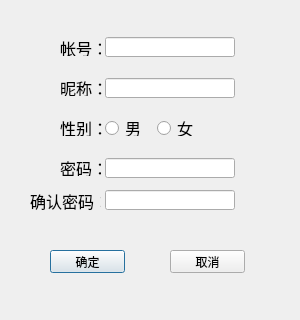
This is login.ui in jjzhang166/NoCoChat as Qt 5 draws it before an edit. The edited form follows.
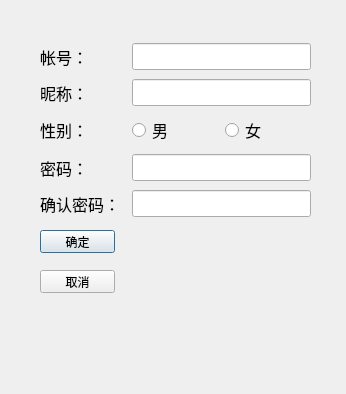
This is the edited form. Icons and pictures are not drawn.

Patch:
```diff
--- a/login.ui
+++ b/login.ui
@@ -6,156 +6,37 @@
    <rect>
     <x>0</x>
     <y>0</y>
-    <width>300</width>
-    <height>320</height>
+    <width>346</width>
+    <height>394</height>
    </rect>
   </property>
+  <property name="minimumSize">
+   <size>
+    <width>346</width>
+    <height>394</height>
+   </size>
+  </property>
+  <property name="maximumSize">
+   <size>
+    <width>346</width>
+    <height>394</height>
+   </size>
+  </property>
   <property name="windowTitle">
    <string>Dialog</string>
   </property>
-  <widget class="QLabel" name="label">
-   <property name="geometry">
-    <rect>
-     <x>60</x>
-     <y>80</y>
-     <width>51</width>
-     <height>16</height>
-    </rect>
-   </property>
-   <property name="styleSheet">
-    <string notr="true">font: 12pt</string>
-   </property>
-   <property name="text">
-    <string>昵称：</string>
-   </property>
-  </widget>
-  <widget class="QLabel" name="label_2">
-   <property name="geometry">
-    <rect>
-     <x>60</x>
-     <y>120</y>
-     <width>51</width>
-     <height>16</height>
-    </rect>
-   </property>
-   <property name="styleSheet">
-    <string notr="true">font: 12pt</string>
-   </property>
-   <property name="text">
-    <string>性别：</string>
-   </property>
-  </widget>
-  <widget class="QLabel" name="label_3">
-   <property name="geometry">
-    <rect>
-     <x>60</x>
-     <y>160</y>
-     <width>41</width>
-     <height>16</height>
-    </rect>
-   </property>
-   <property name="styleSheet">
-    <string notr="true">font: 12pt</string>
-   </property>
-   <property name="text">
-    <string>密码：</string>
-   </property>
-  </widget>
-  <widget class="QLabel" name="label_4">
-   <property name="geometry">
-    <rect>
-     <x>30</x>
-     <y>190</y>
-     <width>71</width>
-     <height>21</height>
-    </rect>
-   </property>
-   <property name="styleSheet">
-    <string notr="true">font: 12pt</string>
-   </property>
-   <property name="text">
-    <string>确认密码：</string>
-   </property>
-  </widget>
-  <widget class="QLineEdit" name="name">
-   <property name="geometry">
-    <rect>
-     <x>105</x>
-     <y>78</y>
-     <width>130</width>
-     <height>20</height>
-    </rect>
-   </property>
-   <property name="styleSheet">
-    <string notr="true">font: 12pt</string>
-   </property>
-   <property name="text">
-    <string/>
-   </property>
-  </widget>
-  <widget class="QLineEdit" name="pwd">
-   <property name="geometry">
-    <rect>
-     <x>105</x>
-     <y>158</y>
-     <width>130</width>
-     <height>20</height>
-    </rect>
-   </property>
-   <property name="styleSheet">
-    <string notr="true">font: 12pt</string>
-   </property>
-  </widget>
-  <widget class="QLineEdit" name="pwd_1">
-   <property name="geometry">
-    <rect>
-     <x>105</x>
-     <y>190</y>
-     <width>130</width>
-     <height>20</height>
-    </rect>
-   </property>
-   <property name="styleSheet">
-    <string notr="true">font: 12pt</string>
-   </property>
-  </widget>
-  <widget class="QRadioButton" name="male">
-   <property name="geometry">
-    <rect>
-     <x>105</x>
-     <y>120</y>
-     <width>89</width>
-     <height>16</height>
-    </rect>
-   </property>
-   <property name="styleSheet">
-    <string notr="true">font: 12pt</string>
-   </property>
-   <property name="text">
-    <string>男</string>
-   </property>
-  </widget>
-  <widget class="QRadioButton" name="female">
-   <property name="geometry">
-    <rect>
-     <x>157</x>
-     <y>120</y>
-     <width>89</width>
-     <height>16</height>
-    </rect>
-   </property>
-   <property name="styleSheet">
-    <string notr="true">font: 12pt</string>
-   </property>
-   <property name="text">
-    <string>女</string>
-   </property>
-  </widget>
+  <property name="windowIcon">
+   <iconset resource="images.qrc">
+    <normaloff>:/img/Novo_Dangos_001.ico</normaloff>:/img/Novo_Dangos_001.ico</iconset>
+  </property>
+  <property name="styleSheet">
+   <string notr="true">background-image: url(:/img/login.jpg);</string>
+  </property>
   <widget class="QPushButton" name="ok">
    <property name="geometry">
     <rect>
-     <x>50</x>
-     <y>250</y>
+     <x>40</x>
+     <y>230</y>
      <width>75</width>
      <height>23</height>
     </rect>
@@ -167,8 +48,8 @@
   <widget class="QPushButton" name="cancel">
    <property name="geometry">
     <rect>
-     <x>170</x>
-     <y>250</y>
+     <x>40</x>
+     <y>270</y>
      <width>75</width>
      <height>23</height>
     </rect>
@@ -177,34 +58,118 @@
     <string>取消</string>
    </property>
   </widget>
-  <widget class="QLineEdit" name="user_id">
+  <widget class="QWidget" name="">
    <property name="geometry">
     <rect>
-     <x>105</x>
-     <y>37</y>
-     <width>130</width>
-     <height>20</height>
-    </rect>
-   </property>
-   <property name="styleSheet">
-    <string notr="true">font: 12pt</string>
-   </property>
-  </widget>
-  <widget class="QLabel" name="label_5">
-   <property name="geometry">
-    <rect>
-     <x>60</x>
+     <x>40</x>
      <y>40</y>
-     <width>41</width>
-     <height>16</height>
+     <width>271</width>
+     <height>181</height>
     </rect>
    </property>
-   <property name="styleSheet">
-    <string notr="true">font: 12pt</string>
-   </property>
-   <property name="text">
-    <string>帐号：</string>
-   </property>
+   <layout class="QGridLayout" name="gridLayout">
+    <item row="0" column="0">
+     <widget class="QLabel" name="label_5">
+      <property name="styleSheet">
+       <string notr="true">font: 12pt</string>
+      </property>
+      <property name="text">
+       <string>帐号：</string>
+      </property>
+     </widget>
+    </item>
+    <item row="0" column="1" colspan="2">
+     <widget class="QLineEdit" name="user_id">
+      <property name="styleSheet">
+       <string notr="true">font: 12pt</string>
+      </property>
+     </widget>
+    </item>
+    <item row="1" column="0">
+     <widget class="QLabel" name="label">
+      <property name="styleSheet">
+       <string notr="true">font: 12pt</string>
+      </property>
+      <property name="text">
+       <string>昵称：</string>
+      </property>
+     </widget>
+    </item>
+    <item row="1" column="1" colspan="2">
+     <widget class="QLineEdit" name="name">
+      <property name="styleSheet">
+       <string notr="true">font: 12pt</string>
+      </property>
+      <property name="text">
+       <string/>
+      </property>
+     </widget>
+    </item>
+    <item row="2" column="0">
+     <widget class="QLabel" name="label_2">
+      <property name="styleSheet">
+       <string notr="true">font: 12pt</string>
+      </property>
+      <property name="text">
+       <string>性别：</string>
+      </property>
+     </widget>
+    </item>
+    <item row="2" column="1">
+     <widget class="QRadioButton" name="male">
+      <property name="styleSheet">
+       <string notr="true">font: 12pt</string>
+      </property>
+      <property name="text">
+       <string>男</string>
+      </property>
+     </widget>
+    </item>
+    <item row="2" column="2">
+     <widget class="QRadioButton" name="female">
+      <property name="styleSheet">
+       <string notr="true">font: 12pt</string>
+      </property>
+      <property name="text">
+       <string>女</string>
+      </property>
+     </widget>
+    </item>
+    <item row="3" column="0">
+     <widget class="QLabel" name="label_3">
+      <property name="styleSheet">
+       <string notr="true">font: 12pt</string>
+      </property>
+      <property name="text">
+       <string>密码：</string>
+      </property>
+     </widget>
+    </item>
+    <item row="3" column="1" colspan="2">
+     <widget class="QLineEdit" name="pwd">
+      <property name="styleSheet">
+       <string notr="true">font: 12pt</string>
+      </property>
+     </widget>
+    </item>
+    <item row="4" column="0">
+     <widget class="QLabel" name="label_4">
+      <property name="styleSheet">
+       <string notr="true">font: 12pt</string>
+      </property>
+      <property name="text">
+       <string>确认密码：</string>
+      </property>
+     </widget>
+    </item>
+    <item row="4" column="1" colspan="2">
+     <widget class="QLineEdit" name="pwd_1">
+      <property name="styleSheet">
+       <string notr="true">font: 12pt</string>
+      </property>
+     </widget>
+    </item>
+   </layout>
   </widget>
  </widget>
  <resources/>
```
Left out of the diff: 6 changed lines with no effect on the pictures.
